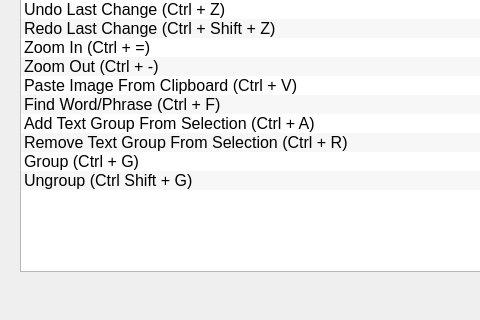
Old version of the form forms/options.ui in the repository WTS012201/Text-Extraction-Tool; both pictures show x 0 to 480 and y 125 to 445 of the 714 by 445 pixel window.
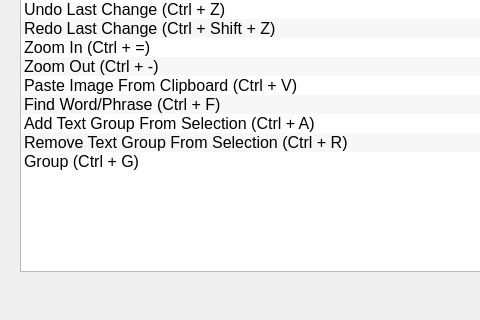
New version of the form. The open tabs and pages were chosen to show the change.

Commit message: fixed textobj bounds

Patch:
```diff
--- a/forms/options.ui
+++ b/forms/options.ui
@@ -224,11 +224,6 @@
                <string>Group (Ctrl + G)</string>
               </property>
              </item>
-             <item>
-              <property name="text">
-               <string>Ungroup (Ctrl Shift + G)</string>
-              </property>
-             </item>
             </widget>
            </item>
           </layout>
```
Left out of the diff: 2 changed lines with no effect on the pictures. The commit also changes 2 other files.
